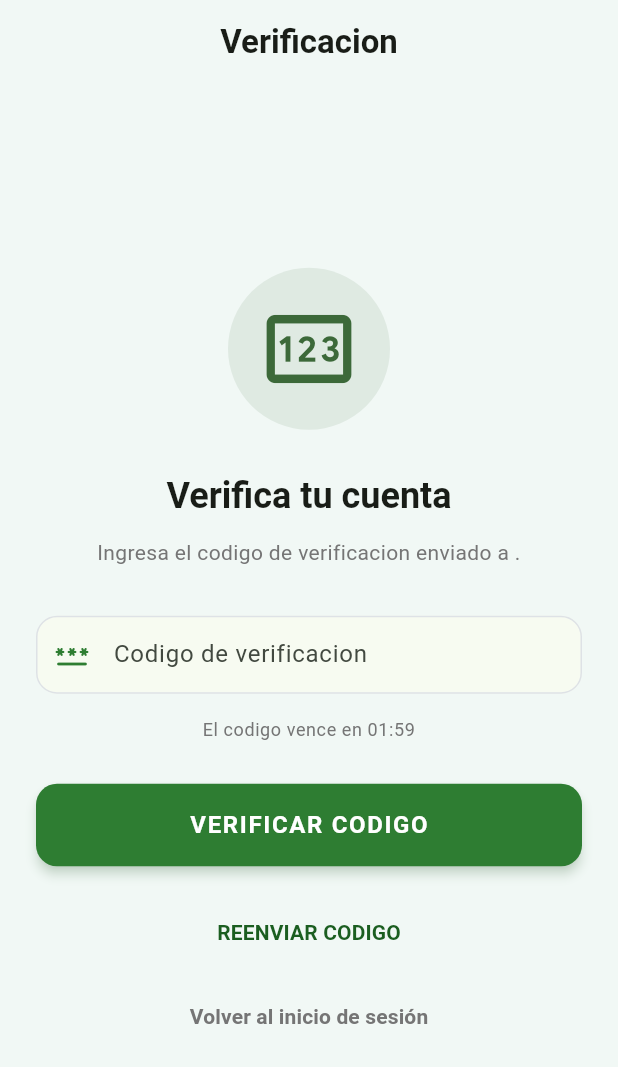
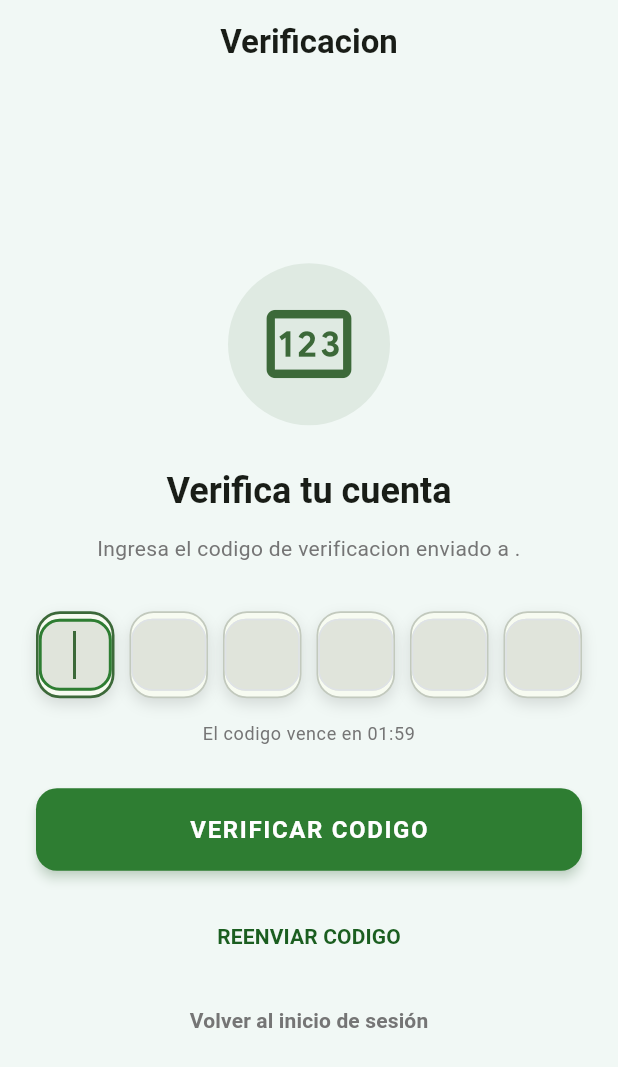
Before and after one commit to solartedaniers/Enfermedades-En-Ganado-Flutter, a Flutter app: the AuthOtpPage widget shown alone on an empty page, opened directly with empty values, on a phone screen of 412 x 824 dp. Shown: the top 1067 px of the screen. Run offline on Flutter 3.47's test engine with Material 3 defaults, Android fonts, the phone set to English and light mode, and no system bars; our stand-ins replace camera, connectivity_plus, flutter_animate, flutter_dotenv, flutter_local_notifications, flutter_riverpod and 8 more; accounts and stored records are empty.

Commit message:
Areglo visual a la entrada de codigo de verificacion

```diff
--- a/lib/features/auth/screens/auth_otp_page.dart
+++ b/lib/features/auth/screens/auth_otp_page.dart
@@ -32,8 +32,9 @@ class AuthOtpPage extends ConsumerStatefulWidget {
 }
 
 class _AuthOtpPageState extends ConsumerState<AuthOtpPage> {
-  final _codeController = TextEditingController();
   final _authService = AuthService();
+  late final List<TextEditingController> _digitControllers;
+  late final List<FocusNode> _digitFocusNodes;
 
   Timer? _countdownTimer;
   bool _isVerifying = false;
@@ -43,18 +44,35 @@ class _AuthOtpPageState extends ConsumerState<AuthOtpPage> {
   @override
   void initState() {
     super.initState();
+    _digitControllers = List.generate(
+      AuthOtpConstants.codeLength,
+      (_) => TextEditingController(),
+    );
+    _digitFocusNodes = List.generate(
+      AuthOtpConstants.codeLength,
+      (_) => FocusNode(),
+    );
     _startCountdown();
   }
 
   @override
   void dispose() {
     _countdownTimer?.cancel();
-    _codeController.dispose();
+    for (final controller in _digitControllers) {
+      controller.dispose();
+    }
+    for (final focusNode in _digitFocusNodes) {
+      focusNode.dispose();
+    }
     super.dispose();
   }
 
+  String get _enteredCode {
+    return _digitControllers.map((controller) => controller.text).join();
+  }
+
   Future<void> _verifyCode() async {
-    final code = _codeController.text.trim();
+    final code = _enteredCode.trim();
     if (code.length != AuthOtpConstants.codeLength) {
       _showSnackBar(AppStrings.t('auth_otp_invalid_length'));
       return;
@@ -128,7 +146,7 @@ class _AuthOtpPageState extends ConsumerState<AuthOtpPage> {
           break;
       }
 
-      _codeController.clear();
+      _clearCode();
       _startCountdown();
 
       if (!mounted) {
@@ -167,6 +185,58 @@ class _AuthOtpPageState extends ConsumerState<AuthOtpPage> {
 
       setState(() => _remainingSeconds -= 1);
     });
+  }
+
+  void _clearCode() {
+    for (final controller in _digitControllers) {
+      controller.clear();
+    }
+    if (_digitFocusNodes.isNotEmpty) {
+      _digitFocusNodes.first.requestFocus();
+    }
+    setState(() {});
+  }
+
+  void _handleDigitChanged(int index, String value) {
+    if (value.isEmpty) {
+      setState(() {});
+      return;
+    }
+
+    final digit = value.substring(value.length - 1);
+    _digitControllers[index].value = TextEditingValue(
+      text: digit,
+      selection: TextSelection.collapsed(offset: digit.length),
+    );
+
+    if (index < AuthOtpConstants.codeLength - 1) {
+      _digitFocusNodes[index + 1].requestFocus();
+    } else {
+      _digitFocusNodes[index].unfocus();
+    }
+
+    setState(() {});
+  }
+
+  void _handleBackspace(int index, KeyEvent event) {
+    if (event is! KeyDownEvent ||
+        event.logicalKey != LogicalKeyboardKey.backspace) {
+      return;
+    }
+
+    if (_digitControllers[index].text.isNotEmpty) {
+      _digitControllers[index].clear();
+      setState(() {});
+      return;
+    }
+
+    if (index == 0) {
+      return;
+    }
+
+    _digitControllers[index - 1].clear();
+    _digitFocusNodes[index - 1].requestFocus();
+    setState(() {});
   }
 
   String _formatRemainingTime() {
@@ -258,30 +328,13 @@ class _AuthOtpPageState extends ConsumerState<AuthOtpPage> {
             ),
           ),
           const SizedBox(height: 32),
-          TextField(
-            controller: _codeController,
-            keyboardType: TextInputType.number,
-            textInputAction: TextInputAction.done,
-            textAlign: TextAlign.center,
-            maxLength: AuthOtpConstants.codeLength,
-            inputFormatters: [
-              FilteringTextInputFormatter.digitsOnly,
-              LengthLimitingTextInputFormatter(AuthOtpConstants.codeLength),
-            ],
-            onSubmitted: (_) => _verifyCode(),
-            decoration: InputDecoration(
-              labelText: AppStrings.t('auth_otp_code_label'),
-              hintText: AppStrings.t('auth_otp_code_hint'),
-              prefixIcon: Icon(
-                Icons.password_rounded,
-                color: appColors.chipForeground,
-              ),
-              counterText: '',
-              filled: true,
-              fillColor: isDark
-                  ? appColors.inputFillDark
-                  : colorScheme.surface,
-            ),
+          _OtpCodeBoxes(
+            controllers: _digitControllers,
+            focusNodes: _digitFocusNodes,
+            isDark: isDark,
+            onChanged: _handleDigitChanged,
+            onCompleted: _verifyCode,
+            onBackspace: _handleBackspace,
           ),
           const SizedBox(height: 16),
           Text(
@@ -359,3 +412,112 @@ class _AuthOtpPageState extends ConsumerState<AuthOtpPage> {
     );
   }
 }
+
+class _OtpCodeBoxes extends StatelessWidget {
+  final List<TextEditingController> controllers;
+  final List<FocusNode> focusNodes;
+  final bool isDark;
+  final void Function(int index, String value) onChanged;
+  final VoidCallback onCompleted;
+  final void Function(int index, KeyEvent event) onBackspace;
+
+  const _OtpCodeBoxes({
+    required this.controllers,
+    required this.focusNodes,
+    required this.isDark,
+    required this.onChanged,
+    required this.onCompleted,
+    required this.onBackspace,
+  });
+
+  @override
+  Widget build(BuildContext context) {
+    final theme = Theme.of(context);
+    final colorScheme = theme.colorScheme;
+    final appColors = context.authColors;
+
+    return LayoutBuilder(
+      builder: (context, constraints) {
+        const spacing = 10.0;
+        final totalSpacing = spacing * (AuthOtpConstants.codeLength - 1);
+        final boxWidth = ((constraints.maxWidth - totalSpacing) /
+                AuthOtpConstants.codeLength)
+            .clamp(44.0, 56.0);
+
+        return Row(
+          mainAxisAlignment: MainAxisAlignment.center,
+          children: List.generate(AuthOtpConstants.codeLength, (index) {
+            final hasValue = controllers[index].text.isNotEmpty;
+            final isActive = focusNodes[index].hasFocus;
+
+            return Padding(
+              padding: EdgeInsets.only(
+                right: index == AuthOtpConstants.codeLength - 1 ? 0 : spacing,
+              ),
+              child: AnimatedContainer(
+                duration: const Duration(milliseconds: 180),
+                width: boxWidth,
+                height: 58,
+                alignment: Alignment.center,
+                decoration: BoxDecoration(
+                  color: isDark ? appColors.inputFillDark : colorScheme.surface,
+                  borderRadius: BorderRadius.circular(16),
+                  border: Border.all(
+                    color: isActive
+                        ? context.authPrimaryColor
+                        : colorScheme.outlineVariant,
+                    width: isActive ? 1.8 : 1.2,
+                  ),
+                  boxShadow: [
+                    BoxShadow(
+                      color: hasValue
+                          ? context.authPrimaryColor.withValues(alpha: 0.12)
+                          : appColors.lightShadow,
+                      blurRadius: hasValue ? 12 : 8,
+                      offset: const Offset(0, 4),
+                    ),
+                  ],
+                ),
+                child: Focus(
+                  onKeyEvent: (_, event) {
+                    onBackspace(index, event);
+                    return KeyEventResult.ignored;
+                  },
+                  child: TextField(
+                    controller: controllers[index],
+                    focusNode: focusNodes[index],
+                    autofocus: index == 0,
+                    keyboardType: TextInputType.number,
+                    textInputAction: index == AuthOtpConstants.codeLength - 1
+                        ? TextInputAction.done
+                        : TextInputAction.next,
+                    textAlign: TextAlign.center,
+                    style: theme.textTheme.headlineSmall?.copyWith(
+                      fontWeight: FontWeight.w700,
+                      color: context.authTitleColor,
+                    ),
+                    inputFormatters: [
+                      FilteringTextInputFormatter.digitsOnly,
+                      LengthLimitingTextInputFormatter(1),
+                    ],
+                    decoration: const InputDecoration(
+                      border: InputBorder.none,
+                      counterText: '',
+                      contentPadding: EdgeInsets.zero,
+                    ),
+                    onChanged: (value) => onChanged(index, value),
+                    onSubmitted: (_) {
+                      if (index == AuthOtpConstants.codeLength - 1) {
+                        onCompleted();
+                      }
+                    },
+                  ),
+                ),
+              ),
+            );
+          }),
+        );
+      },
+    );
+  }
+}
```
